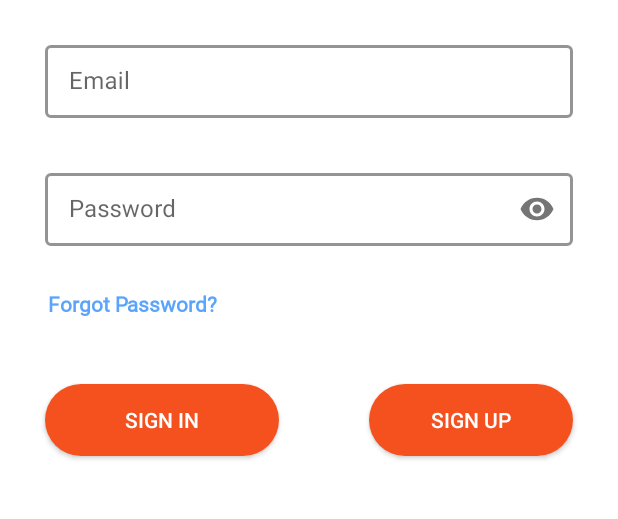
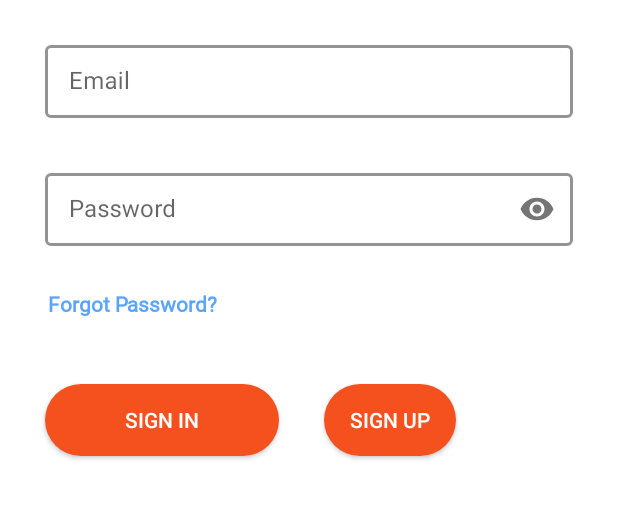
Before and after one commit to fahadnasir40/MarketApp, an Android app: the screen it shows after launch (Login), on a phone screen of 412 x 824 dp, the part 258-777 px from its top. Run offline under Robolectric (Android 15) with nearby library versions, the phone set to English and light mode, and no system bars; our stand-ins replace Firebase (no records; nobody signed in at launch, a user with empty details on screens opened directly).

Commit message:
Fix: UI images

```diff
--- a/buyer/src/main/res/layout/activity_login.xml
+++ b/buyer/src/main/res/layout/activity_login.xml
@@ -165,11 +165,12 @@
 
         <Button
             android:id="@+id/sign_up"
-            android:layout_width="160dp"
-            android:layout_height="48dp"
+            android:layout_width="wrap_content"
+            android:layout_height="wrap_content"
             android:layout_marginLeft="30dp"
             android:layout_marginTop="36dp"
             android:layout_marginRight="30dp"
+            android:layout_marginEnd="32dp"
             android:layout_marginBottom="24dp"
             android:background="@drawable/shape"
             android:text="@string/sign_up"
```
